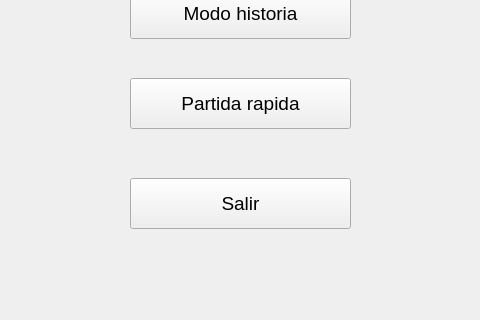
This is Minesweeper/frmseleccionjuego.ui in WeaselSSH/Minesweeper as Qt 5 draws it before an edit; both pictures show x 190 to 670 and y 112 to 432 of the 826 by 432 pixel window. The edited form follows.
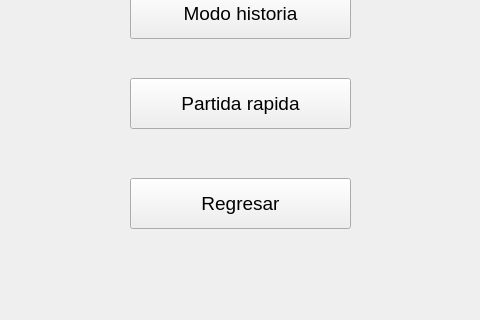
This is the edited form.

Diff of the .ui file:
```diff
--- a/Minesweeper/frmseleccionjuego.ui
+++ b/Minesweeper/frmseleccionjuego.ui
@@ -82,7 +82,7 @@
     </font>
    </property>
    <property name="text">
-    <string>Salir</string>
+    <string>Regresar</string>
    </property>
   </widget>
  </widget>
```
Left out of the diff: 2 changed lines with no effect on the pictures.
